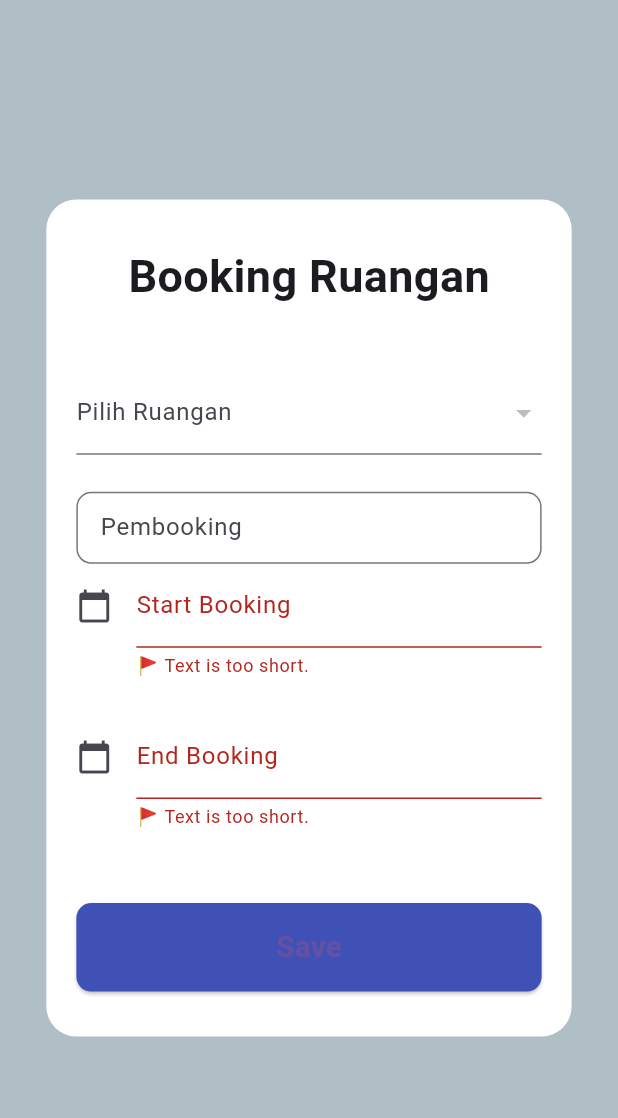
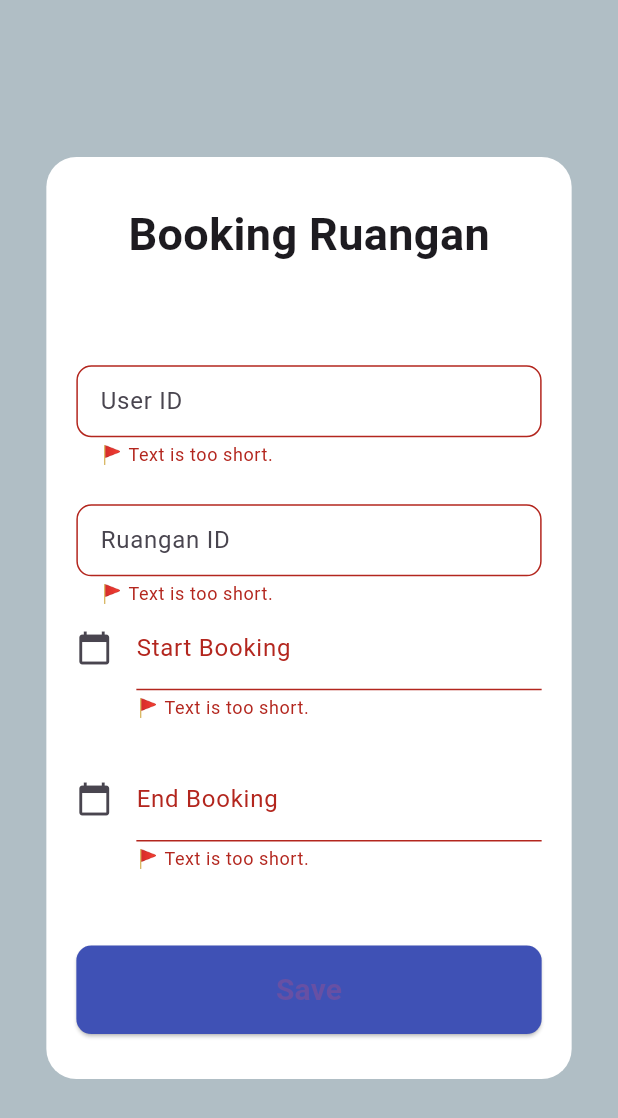
Before and after one commit to riifkiiii/app-simaru, a Flutter app: the BookingAddScreen screen opened directly, after a tap on "Save", on a phone screen of 412 x 824 dp. Shown: the top 1118 px of the screen. Run offline on Flutter 3.47's test engine with Material 3 defaults, Android fonts, the phone set to English and light mode, and no system bars; our stand-ins replace shared_preferences; missing offline and left inert: dart:html; accounts and stored records are empty; network calls fail.

Commit message:
fix add booking

```diff
--- a/lib/screens/booking/booking_add.dart
+++ b/lib/screens/booking/booking_add.dart
@@ -24,9 +24,12 @@ class _BookingAddScreenState extends State<BookingAddScreen> {
   Client client = Client();
   final GlobalKey<FormState> _formKey = GlobalKey<FormState>();
   final TextEditingController bookingController = TextEditingController();
+
   final TextEditingController userIdController = TextEditingController();
+  final TextEditingController ruanganId = TextEditingController();
   final TextEditingController startDateController = TextEditingController();
   final TextEditingController endDateController = TextEditingController();
+
   final ApiClient _apiClient = ApiClient();
   String accesstoken = '';
   // Select Ruangan
@@ -91,13 +94,13 @@ class _BookingAddScreenState extends State<BookingAddScreen> {
       ));
 
       Map<String, dynamic> bookingData = {
-        "ruangan_id": bookingController.text,
+        "ruangan_id": ruanganId.text,
         "user_id": userIdController.text,
         "start_book": startDateController.text,
         "end_book": endDateController.text
       };
 
-      final res = await _apiClient.addRuangan(accesstoken, bookingData);
+      final res = await _apiClient.addBooking(accesstoken, bookingData);
 
       ScaffoldMessenger.of(context).hideCurrentSnackBar();
 
@@ -161,37 +164,52 @@ class _BookingAddScreenState extends State<BookingAddScreen> {
                     ),
                     SizedBox(height: size.height * 0.05),
 
-                    DropdownButtonFormField<String>(
-                      decoration: const InputDecoration(
-                        labelText: 'Pilih Ruangan',
-                      ),
-                      value: selectedRuangan,
-                      items: ruanganOptions.map((String value) {
-                        return DropdownMenuItem<String>(
-                          value: value,
-                          child: Text(value),
-                        );
-                      }).toList(),
-                      onChanged: (newValue) {
-                        setState(() {
-                          selectedRuangan = newValue;
-                        });
-                      },
-                    ),
+                    // DropdownButtonFormField<String>(
+                    //   decoration: const InputDecoration(
+                    //     labelText: 'Pilih Ruangan',
+                    //   ),
+                    //   value: selectedRuangan,
+                    //   items: ruanganOptions.map((String value) {
+                    //     return DropdownMenuItem<String>(
+                    //       value: value,
+                    //       child: Text(value),
+                    //     );
+                    //   }).toList(),
+                    //   onChanged: (newValue) {
+                    //     setState(() {
+                    //       selectedRuangan = newValue;
+                    //     });
+                    //   },
+                    // ),
 
                     SizedBox(height: size.height * 0.03),
-
                     TextFormField(
+                      validator: (value) => Validator.validateText(value ?? ""),
                       controller: userIdController,
-                      keyboardType: TextInputType.datetime,
+                      keyboardType: TextInputType.text,
                       decoration: InputDecoration(
-                        hintText: "Pembooking",
+                        hintText: "User ID",
                         isDense: true,
                         border: OutlineInputBorder(
                           borderRadius: BorderRadius.circular(10),
                         ),
                       ),
                     ),
+
+                    SizedBox(height: size.height * 0.03),
+                    TextFormField(
+                      validator: (value) => Validator.validateText(value ?? ""),
+                      controller: ruanganId,
+                      keyboardType: TextInputType.text,
+                      decoration: InputDecoration(
+                        hintText: "Ruangan ID",
+                        isDense: true,
+                        border: OutlineInputBorder(
+                          borderRadius: BorderRadius.circular(10),
+                        ),
+                      ),
+                    ),
+
                     TextFormField(
                       validator: (value) => Validator.validateText(value ?? ""),
                       controller: startDateController,
```
